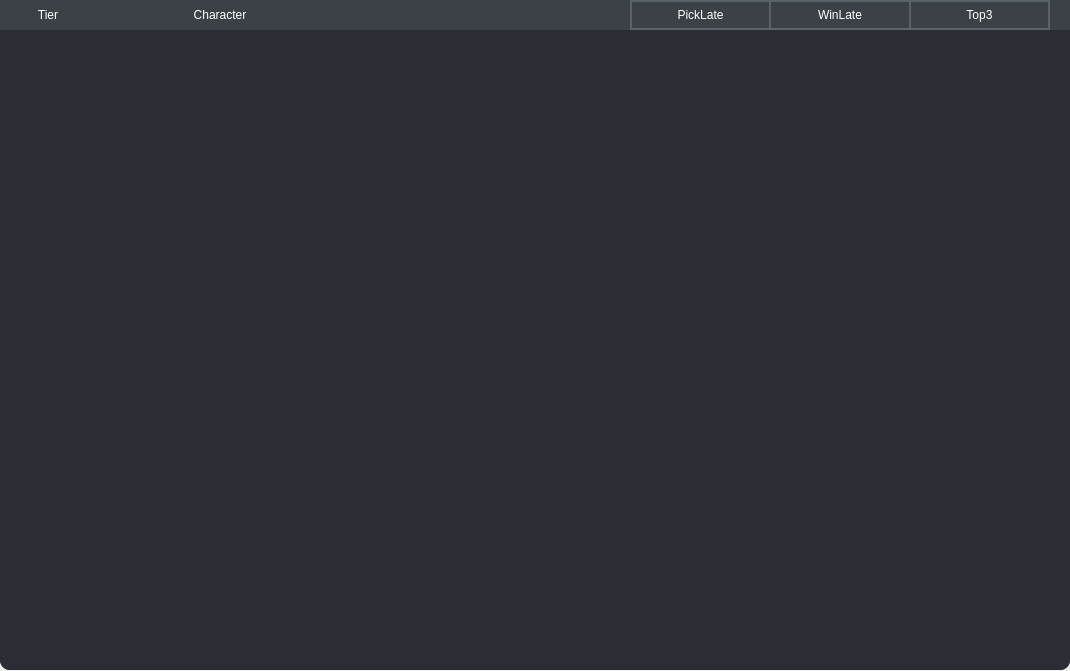
Before: the Qt Designer form Data/UI/TierUI/TierWindow.ui in CSID-DGU/2024-1-OSSP2-team-08-GameAssistant, drawn with Qt 5.
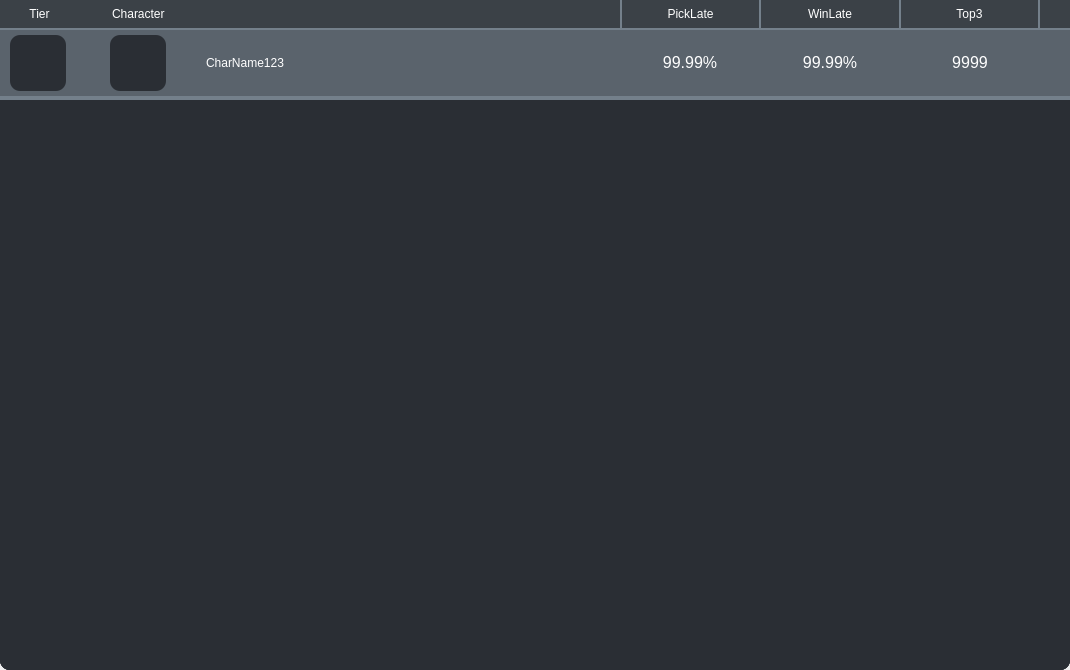
After: the same form once the commit is applied. Icons and pictures are not drawn.

Commit message: fix)Tier Func

```diff
--- a/Data/UI/TierUI/TierWindow.ui
+++ b/Data/UI/TierUI/TierWindow.ui
@@ -7,7 +7,7 @@
     <x>0</x>
     <y>0</y>
     <width>1070</width>
-    <height>671</height>
+    <height>670</height>
    </rect>
   </property>
   <property name="windowTitle">
@@ -53,10 +53,10 @@
     <widget class="QScrollArea" name="scrollArea">
      <property name="geometry">
       <rect>
-       <x>-10</x>
+       <x>0</x>
        <y>0</y>
-       <width>1050</width>
-       <height>630</height>
+       <width>1070</width>
+       <height>640</height>
       </rect>
      </property>
      <property name="styleSheet">
@@ -67,6 +67,9 @@
      <property name="verticalScrollBarPolicy">
       <enum>Qt::ScrollBarAlwaysOff</enum>
      </property>
+     <property name="horizontalScrollBarPolicy">
+      <enum>Qt::ScrollBarAlwaysOff</enum>
+     </property>
      <property name="widgetResizable">
       <bool>true</bool>
      </property>
@@ -78,10 +81,163 @@
        <rect>
         <x>0</x>
         <y>0</y>
-        <width>1050</width>
-        <height>630</height>
+        <width>1070</width>
+        <height>640</height>
        </rect>
       </property>
+      <widget class="QWidget" name="MatchFrame" native="true">
+       <property name="geometry">
+        <rect>
+         <x>0</x>
+         <y>0</y>
+         <width>1070</width>
+         <height>70</height>
+        </rect>
+       </property>
+       <property name="sizePolicy">
+        <sizepolicy hsizetype="Fixed" vsizetype="Fixed">
+         <horstretch>0</horstretch>
+         <verstretch>0</verstretch>
+        </sizepolicy>
+       </property>
+       <property name="minimumSize">
+        <size>
+         <width>1070</width>
+         <height>70</height>
+        </size>
+       </property>
+       <property name="maximumSize">
+        <size>
+         <width>1070</width>
+         <height>70</height>
+        </size>
+       </property>
+       <property name="styleSheet">
+        <string notr="true">#MatchFrame{
+border-bottom: 4px solid rgb(116, 128, 139);
+border-radius: 0px;
+background-color: rgb(90, 99, 108);
+}
+
+</string>
+       </property>
+       <widget class="QLabel" name="CharIMG">
+        <property name="geometry">
+         <rect>
+          <x>110</x>
+          <y>5</y>
+          <width>56</width>
+          <height>56</height>
+         </rect>
+        </property>
+        <property name="sizePolicy">
+         <sizepolicy hsizetype="Ignored" vsizetype="Ignored">
+          <horstretch>0</horstretch>
+          <verstretch>0</verstretch>
+         </sizepolicy>
+        </property>
+        <property name="text">
+         <string>&lt;html&gt;&lt;head/&gt;&lt;body&gt;&lt;p&gt;&lt;img src=&quot;:/Champ/Yuumi.webp&quot;/&gt;&lt;/p&gt;&lt;/body&gt;&lt;/html&gt;</string>
+        </property>
+        <property name="scaledContents">
+         <bool>true</bool>
+        </property>
+       </widget>
+       <widget class="QLabel" name="CharName">
+        <property name="geometry">
+         <rect>
+          <x>180</x>
+          <y>0</y>
+          <width>130</width>
+          <height>66</height>
+         </rect>
+        </property>
+        <property name="styleSheet">
+         <string notr="true">font: 14pt &quot;KoPub돋움체 Bold&quot;;
+color: rgb(255, 255, 255);
+background-color: rgb(90, 99, 108);</string>
+        </property>
+        <property name="text">
+         <string>&lt;html&gt;&lt;head/&gt;&lt;body&gt;&lt;p align=&quot;center&quot;&gt;CharName123&lt;/p&gt;&lt;/body&gt;&lt;/html&gt;</string>
+        </property>
+       </widget>
+       <widget class="QLabel" name="Attribute01">
+        <property name="geometry">
+         <rect>
+          <x>900</x>
+          <y>0</y>
+          <width>140</width>
+          <height>66</height>
+         </rect>
+        </property>
+        <property name="styleSheet">
+         <string notr="true">font: 9pt &quot;KoPub돋움체 Bold&quot;;
+color: rgb(255, 255, 255);
+background-color: rgb(90, 99, 108);</string>
+        </property>
+        <property name="text">
+         <string>&lt;html&gt;&lt;head/&gt;&lt;body&gt;&lt;p align=&quot;center&quot;&gt;&lt;span style=&quot; font-size:12pt;&quot;&gt;9999&lt;/span&gt;&lt;/p&gt;&lt;/body&gt;&lt;/html&gt;</string>
+        </property>
+       </widget>
+       <widget class="QLabel" name="TierIMG">
+        <property name="geometry">
+         <rect>
+          <x>10</x>
+          <y>5</y>
+          <width>56</width>
+          <height>56</height>
+         </rect>
+        </property>
+        <property name="sizePolicy">
+         <sizepolicy hsizetype="Ignored" vsizetype="Ignored">
+          <horstretch>0</horstretch>
+          <verstretch>0</verstretch>
+         </sizepolicy>
+        </property>
+        <property name="text">
+         <string>&lt;html&gt;&lt;head/&gt;&lt;body&gt;&lt;p&gt;&lt;img src=&quot;:/Champ/Yuumi.webp&quot;/&gt;&lt;/p&gt;&lt;/body&gt;&lt;/html&gt;</string>
+        </property>
+        <property name="scaledContents">
+         <bool>true</bool>
+        </property>
+       </widget>
+       <widget class="QLabel" name="Attribute02">
+        <property name="geometry">
+         <rect>
+          <x>760</x>
+          <y>0</y>
+          <width>140</width>
+          <height>66</height>
+         </rect>
+        </property>
+        <property name="styleSheet">
+         <string notr="true">font: 9pt &quot;KoPub돋움체 Bold&quot;;
+color: rgb(255, 255, 255);
+background-color: rgb(90, 99, 108);</string>
+        </property>
+        <property name="text">
+         <string>&lt;html&gt;&lt;head/&gt;&lt;body&gt;&lt;p align=&quot;center&quot;&gt;&lt;span style=&quot; font-size:12pt;&quot;&gt;99.99%&lt;/span&gt;&lt;/p&gt;&lt;/body&gt;&lt;/html&gt;</string>
+        </property>
+       </widget>
+       <widget class="QLabel" name="Attribute03">
+        <property name="geometry">
+         <rect>
+          <x>620</x>
+          <y>0</y>
+          <width>140</width>
+          <height>66</height>
+         </rect>
+        </property>
+        <property name="styleSheet">
+         <string notr="true">font: 9pt &quot;KoPub돋움체 Bold&quot;;
+color: rgb(255, 255, 255);
+background-color: rgb(90, 99, 108);</string>
+        </property>
+        <property name="text">
+         <string>&lt;html&gt;&lt;head/&gt;&lt;body&gt;&lt;p align=&quot;center&quot;&gt;&lt;span style=&quot; font-size:12pt;&quot;&gt;99.99%&lt;/span&gt;&lt;/p&gt;&lt;/body&gt;&lt;/html&gt;</string>
+        </property>
+       </widget>
+      </widget>
      </widget>
     </widget>
    </widget>
@@ -97,7 +253,7 @@
     <property name="styleSheet">
      <string notr="true">background-color:  rgb(59, 65, 71);
 border: 0px;
-border-top-radius: 10px;</string>
+border-bottom: 2px solid rgb(116, 128, 139);</string>
     </property>
     <property name="frameShape">
      <enum>QFrame::StyledPanel</enum>
@@ -108,7 +264,7 @@
     <widget class="QLabel" name="Tier">
      <property name="geometry">
       <rect>
-       <x>20</x>
+       <x>10</x>
        <y>0</y>
        <width>56</width>
        <height>30</height>
@@ -126,9 +282,9 @@
     <widget class="QLabel" name="Character">
      <property name="geometry">
       <rect>
-       <x>120</x>
+       <x>109</x>
        <y>0</y>
-       <width>200</width>
+       <width>511</width>
        <height>30</height>
       </rect>
      </property>
@@ -138,13 +294,13 @@
 border-radius: 0;</string>
      </property>
      <property name="text">
-      <string>&lt;html&gt;&lt;head/&gt;&lt;body&gt;&lt;p align=&quot;center&quot;&gt;Character&lt;/p&gt;&lt;/body&gt;&lt;/html&gt;</string>
+      <string>&lt;html&gt;&lt;head/&gt;&lt;body&gt;&lt;p&gt;Character&lt;/p&gt;&lt;/body&gt;&lt;/html&gt;</string>
      </property>
     </widget>
     <widget class="QPushButton" name="PickLateBtn">
      <property name="geometry">
       <rect>
-       <x>630</x>
+       <x>620</x>
        <y>0</y>
        <width>140</width>
        <height>30</height>
@@ -153,8 +309,8 @@
      <property name="styleSheet">
       <string notr="true">font: 12pt &quot;KoPub돋움체 Bold&quot;;
 color: rgb(255, 255, 255);
-border:2px solid  rgb(90, 99, 108);
-border-right:1px solid  rgb(90, 99, 108);
+border-left: 2px solid  rgb(116, 128, 139);
+border-right:1px solid  rgb(116, 128, 139);
 border-radius: 0;</string>
      </property>
      <property name="text">
@@ -164,7 +320,7 @@
     <widget class="QPushButton" name="WinLateBtn">
      <property name="geometry">
       <rect>
-       <x>770</x>
+       <x>760</x>
        <y>0</y>
        <width>140</width>
        <height>30</height>
@@ -173,9 +329,8 @@
      <property name="styleSheet">
       <string notr="true">font: 12pt &quot;KoPub돋움체 Bold&quot;;
 color: rgb(255, 255, 255);
-border:2px solid  rgb(90, 99, 108);
-border-right:1px solid  rgb(90, 99, 108);
-border-left:1px solid  rgb(90, 99, 108);
+border-right:1px solid  rgb(116, 128, 139);
+border-left:1px solid  rgb(116, 128, 139);
 border-radius: 0;</string>
      </property>
      <property name="text">
@@ -185,7 +340,7 @@
     <widget class="QPushButton" name="Top3Btn">
      <property name="geometry">
       <rect>
-       <x>910</x>
+       <x>900</x>
        <y>0</y>
        <width>140</width>
        <height>30</height>
@@ -194,8 +349,8 @@
      <property name="styleSheet">
       <string notr="true">font: 12pt &quot;KoPub돋움체 Bold&quot;;
 color: rgb(255, 255, 255);
-border:2px solid  rgb(90, 99, 108);
-border-left:1px solid  rgb(90, 99, 108);
+border-left:1px solid  rgb(116, 128, 139);
+border-right: 2px solid  rgb(116, 128, 139);
 border-radius: 0;</string>
      </property>
      <property name="text">
```
The commit also changes 5 other files.
